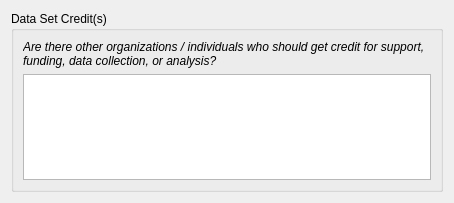
First picture: the form in pymdwizard/gui/ui_files/DataCredit.ui, repository DOI-USGS/fort-pymdwizard, before the edit.
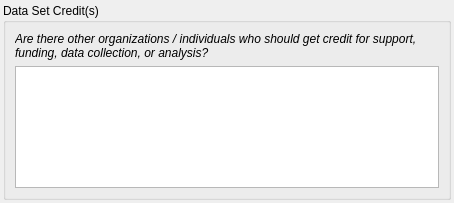
Second picture: the form after the edit.

Commit message: changes to Data Credit ui

The edit to the form file:
```diff
--- a/pymdwizard/gui/ui_files/DataCredit.ui
+++ b/pymdwizard/gui/ui_files/DataCredit.ui
@@ -20,6 +20,18 @@
    <string>Form</string>
   </property>
   <layout class="QHBoxLayout" name="horizontalLayout">
+   <property name="leftMargin">
+    <number>3</number>
+   </property>
+   <property name="topMargin">
+    <number>3</number>
+   </property>
+   <property name="rightMargin">
+    <number>3</number>
+   </property>
+   <property name="bottomMargin">
+    <number>3</number>
+   </property>
    <item>
     <widget class="QGroupBox" name="groupBox">
      <property name="title">
```
The commit also changes 1 other file.
